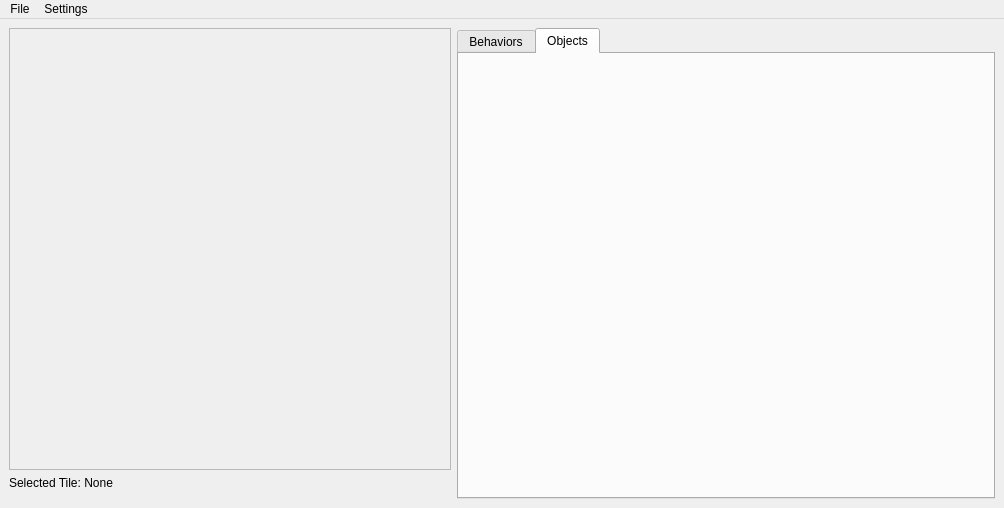
This is tileseteditorwindow.ui in ExplosBlue/CoinKiller as Qt 5 draws it before an edit. The edited form follows.
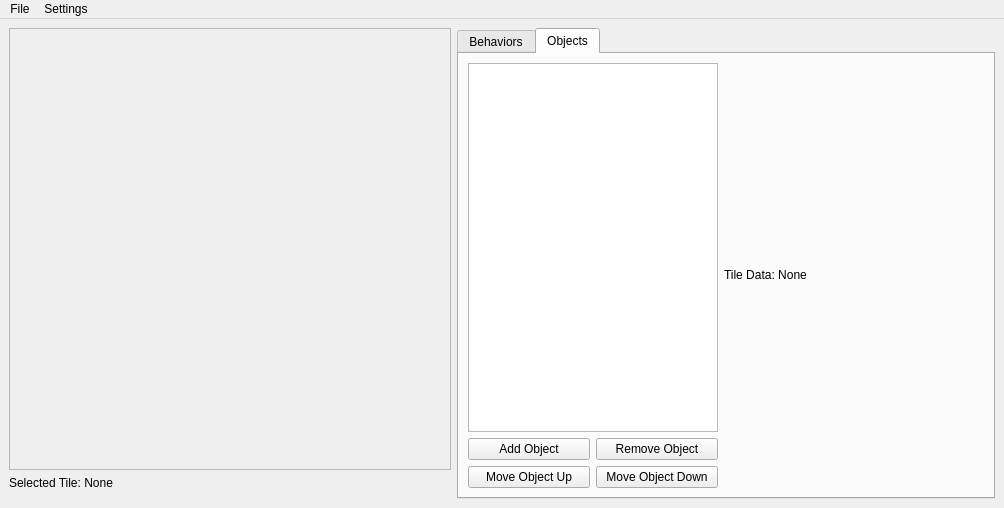
This is the edited form. The open tabs and pages were chosen to show the change.

Commit message: Basic Objects Editor

The edit to the form file:
```diff
--- a/tileseteditorwindow.ui
+++ b/tileseteditorwindow.ui
@@ -14,7 +14,7 @@
    <string>MainWindow</string>
   </property>
   <widget class="QWidget" name="centralwidget">
-   <layout class="QHBoxLayout" name="horizontalLayout">
+   <layout class="QHBoxLayout" name="horizontalLayout_8">
     <item>
      <layout class="QVBoxLayout" name="sideBar">
       <property name="sizeConstraint">
@@ -266,6 +266,132 @@
        <attribute name="title">
         <string>Objects</string>
        </attribute>
+       <layout class="QHBoxLayout" name="horizontalLayout_10">
+        <item>
+         <layout class="QVBoxLayout" name="oLeftVerticalLayout">
+          <property name="sizeConstraint">
+           <enum>QLayout::SetFixedSize</enum>
+          </property>
+          <item>
+           <widget class="QListView" name="objectsListView">
+            <property name="sizePolicy">
+             <sizepolicy hsizetype="Expanding" vsizetype="Expanding">
+              <horstretch>0</horstretch>
+              <verstretch>0</verstretch>
+             </sizepolicy>
+            </property>
+            <property name="minimumSize">
+             <size>
+              <width>250</width>
+              <height>0</height>
+             </size>
+            </property>
+            <property name="maximumSize">
+             <size>
+              <width>250</width>
+              <height>16777215</height>
+             </size>
+            </property>
+            <property name="editTriggers">
+             <set>QAbstractItemView::NoEditTriggers</set>
+            </property>
+           </widget>
+          </item>
+          <item>
+           <layout class="QHBoxLayout" name="horizontalLayout_9">
+            <property name="sizeConstraint">
+             <enum>QLayout::SetFixedSize</enum>
+            </property>
+            <item>
+             <widget class="QPushButton" name="pushButton">
+              <property name="sizePolicy">
+               <sizepolicy hsizetype="Preferred" vsizetype="Fixed">
+                <horstretch>0</horstretch>
+                <verstretch>0</verstretch>
+               </sizepolicy>
+              </property>
+              <property name="text">
+               <string>Add Object</string>
+              </property>
+             </widget>
+            </item>
+            <item>
+             <widget class="QPushButton" name="pushButton_2">
+              <property name="sizePolicy">
+               <sizepolicy hsizetype="Preferred" vsizetype="Fixed">
+                <horstretch>0</horstretch>
+                <verstretch>0</verstretch>
+               </sizepolicy>
+              </property>
+              <property name="text">
+               <string>Remove Object</string>
+              </property>
+             </widget>
+            </item>
+           </layout>
+          </item>
+          <item>
+           <layout class="QHBoxLayout" name="horizontalLayout">
+            <property name="sizeConstraint">
+             <enum>QLayout::SetFixedSize</enum>
+            </property>
+            <item>
+             <widget class="QPushButton" name="pushButton_3">
+              <property name="sizePolicy">
+               <sizepolicy hsizetype="Preferred" vsizetype="Fixed">
+                <horstretch>0</horstretch>
+                <verstretch>0</verstretch>
+               </sizepolicy>
+              </property>
+              <property name="text">
+               <string>Move Object Up</string>
+              </property>
+             </widget>
+            </item>
+            <item>
+             <widget class="QPushButton" name="pushButton_4">
+              <property name="sizePolicy">
+               <sizepolicy hsizetype="Preferred" vsizetype="Fixed">
+                <horstretch>0</horstretch>
+                <verstretch>0</verstretch>
+               </sizepolicy>
+              </property>
+              <property name="text">
+               <string>Move Object Down</string>
+              </property>
+             </widget>
+            </item>
+           </layout>
+          </item>
+         </layout>
+        </item>
+        <item>
+         <layout class="QVBoxLayout" name="verticalLayout_5" stretch="1,1">
+          <property name="sizeConstraint">
+           <enum>QLayout::SetDefaultConstraint</enum>
+          </property>
+          <item>
+           <layout class="QVBoxLayout" name="objectEditor"/>
+          </item>
+          <item>
+           <widget class="QLabel" name="selTileDataLabel">
+            <property name="sizePolicy">
+             <sizepolicy hsizetype="Expanding" vsizetype="Fixed">
+              <horstretch>0</horstretch>
+              <verstretch>0</verstretch>
+             </sizepolicy>
+            </property>
+            <property name="text">
+             <string>Tile Data: None</string>
+            </property>
+           </widget>
+          </item>
+         </layout>
+        </item>
+       </layout>
+       <zorder></zorder>
+       <zorder></zorder>
+       <zorder>verticalLayoutWidget</zorder>
       </widget>
      </widget>
     </item>
```
Left out of the diff: 2 changed lines with no effect on the pictures. The commit also changes 7 other files.
